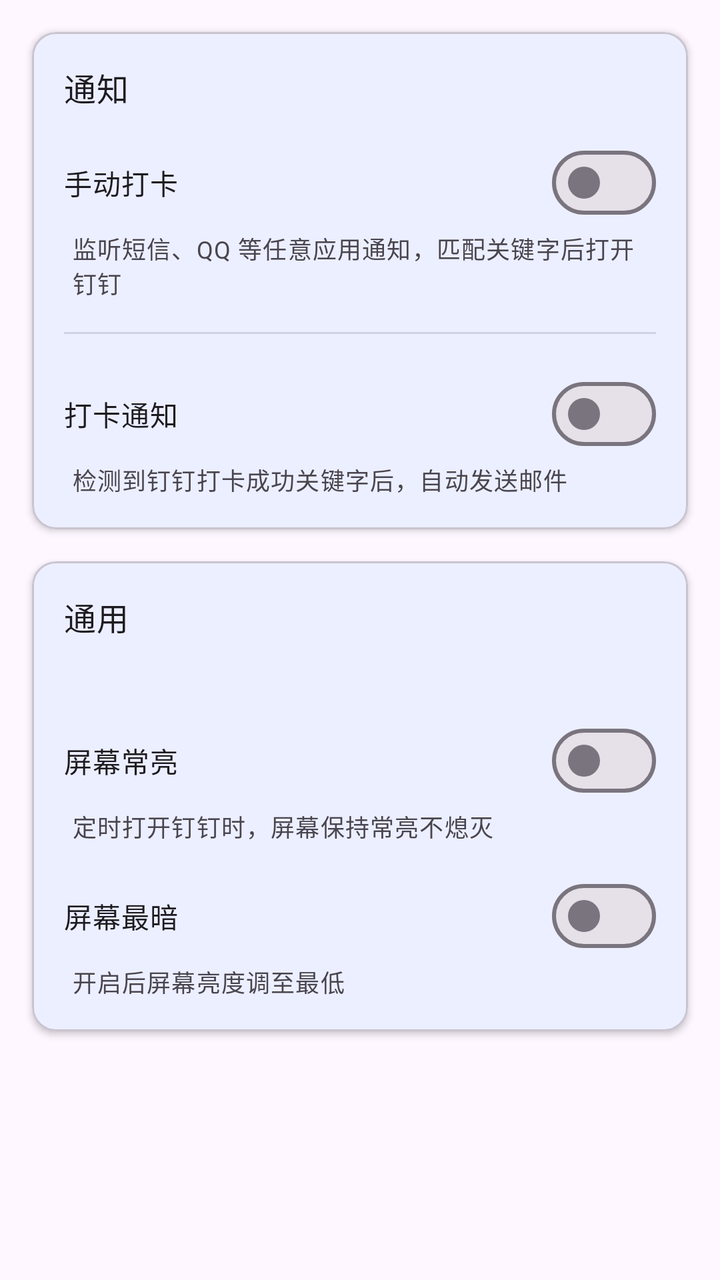
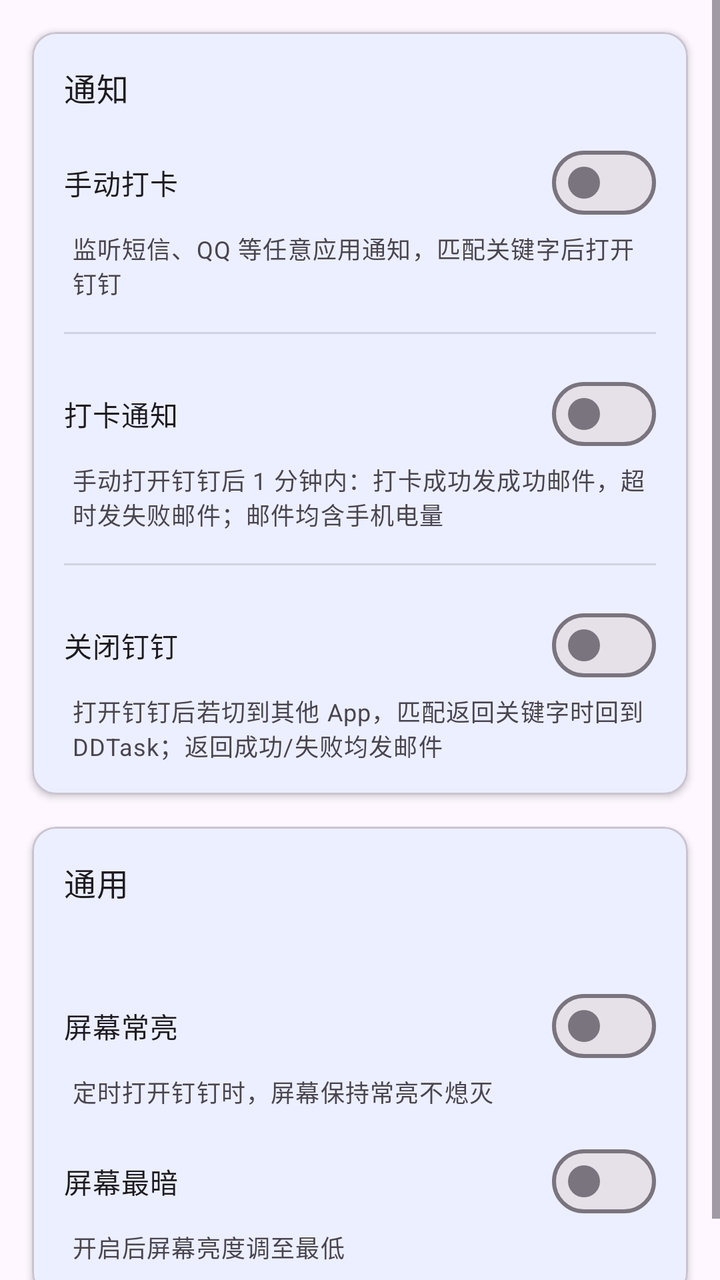

Compare the two renders of this Android layout. The source of the first and the diff that turns it into the second are given below.
<!-- AndroidManifest.xml: application theme Theme.DDTask -->
<!-- res/layout/fragment_notifications.xml -->
<?xml version="1.0" encoding="utf-8"?>
<ScrollView
    xmlns:android="http://schemas.android.com/apk/res/android"
    xmlns:app="http://schemas.android.com/apk/res-auto"
    android:layout_width="match_parent"
    android:layout_height="match_parent"
    android:fillViewport="true">

    <LinearLayout
        android:layout_width="match_parent"
        android:layout_height="wrap_content"
        android:orientation="vertical"
        android:paddingBottom="24dp">

        <com.google.android.material.card.MaterialCardView
            android:layout_width="match_parent"
            android:layout_height="wrap_content"
            android:layout_margin="16dp"
            app:cardElevation="2dp">

            <LinearLayout
                android:layout_width="match_parent"
                android:layout_height="wrap_content"
                android:orientation="vertical"
                android:padding="16dp">

                <TextView
                    android:layout_width="wrap_content"
                    android:layout_height="wrap_content"
                    android:text="@string/notifications_tab_title"
                    android:textAppearance="?attr/textAppearanceTitleMedium" />

                <com.google.android.material.materialswitch.MaterialSwitch
                    android:id="@+id/switch_auto_open_dingtalk"
                    android:layout_width="match_parent"
                    android:layout_height="wrap_content"
                    android:layout_marginTop="12dp"
                    android:text="@string/auto_open_dingtalk_enabled" />

                <TextView
                    android:layout_width="wrap_content"
                    android:layout_height="wrap_content"
                    android:layout_marginStart="4dp"
                    android:text="@string/auto_open_dingtalk_enabled_desc"
                    android:textAppearance="?attr/textAppearanceBodySmall"
                    android:textColor="?android:attr/textColorSecondary" />

                <TextView
                    android:id="@+id/tv_last_open"
                    android:layout_width="match_parent"
                    android:layout_height="wrap_content"
                    android:layout_marginTop="8dp"
                    android:textAppearance="?attr/textAppearanceBodySmall"
                    android:textColor="?android:attr/textColorSecondary"
                    android:visibility="gone" />

                <View
                    android:layout_width="match_parent"
                    android:layout_height="1dp"
                    android:layout_marginVertical="16dp"
                    android:background="?android:attr/listDivider" />

                <com.google.android.material.materialswitch.MaterialSwitch
                    android:id="@+id/switch_email_notify"
                    android:layout_width="match_parent"
                    android:layout_height="wrap_content"
                    android:text="@string/email_notify_enabled" />

                <TextView
                    android:layout_width="wrap_content"
                    android:layout_height="wrap_content"
                    android:layout_marginStart="4dp"
                    android:text="@string/email_notify_enabled_desc"
                    android:textAppearance="?attr/textAppearanceBodySmall"
                    android:textColor="?android:attr/textColorSecondary" />

                <TextView
                    android:id="@+id/tv_last_sent"
                    android:layout_width="match_parent"
                    android:layout_height="wrap_content"
                    android:layout_marginTop="8dp"
                    android:textAppearance="?attr/textAppearanceBodySmall"
                    android:textColor="?android:attr/textColorSecondary"
                    android:visibility="gone" />

            </LinearLayout>

        </com.google.android.material.card.MaterialCardView>

        <com.google.android.material.card.MaterialCardView
            android:layout_width="match_parent"
            android:layout_height="wrap_content"
            android:layout_marginHorizontal="16dp"
            app:cardElevation="2dp">

            <LinearLayout
                android:layout_width="match_parent"
                android:layout_height="wrap_content"
                android:orientation="vertical"
                android:padding="16dp">

                <TextView
                    android:layout_width="wrap_content"
                    android:layout_height="wrap_content"
                    android:text="@string/settings_general_title"
                    android:textAppearance="?attr/textAppearanceTitleMedium" />

                <TextView
                    android:id="@+id/status_dingtalk"
                    android:layout_width="wrap_content"
                    android:layout_height="wrap_content"
                    android:layout_marginTop="8dp"
                    android:textAppearance="?attr/textAppearanceBodySmall" />

                <com.google.android.material.materialswitch.MaterialSwitch
                    android:id="@+id/switch_keep_screen_on"
                    android:layout_width="match_parent"
                    android:layout_height="wrap_content"
                    android:layout_marginTop="12dp"
                    android:text="@string/keep_screen_on" />

                <TextView
                    android:layout_width="wrap_content"
                    android:layout_height="wrap_content"
                    android:layout_marginStart="4dp"
                    android:text="@string/keep_screen_on_desc"
                    android:textAppearance="?attr/textAppearanceBodySmall"
                    android:textColor="?android:attr/textColorSecondary" />

                <com.google.android.material.materialswitch.MaterialSwitch
                    android:id="@+id/switch_dim_screen"
                    android:layout_width="match_parent"
                    android:layout_height="wrap_content"
                    android:layout_marginTop="12dp"
                    android:text="@string/dim_screen" />

                <TextView
                    android:layout_width="wrap_content"
                    android:layout_height="wrap_content"
                    android:layout_marginStart="4dp"
                    android:text="@string/dim_screen_desc"
                    android:textAppearance="?attr/textAppearanceBodySmall"
                    android:textColor="?android:attr/textColorSecondary" />

            </LinearLayout>

        </com.google.android.material.card.MaterialCardView>

    </LinearLayout>

</ScrollView>
<!-- resources referenced by this layout -->
<resources>
  <string name="auto_open_dingtalk_enabled">手动打卡</string>
  <string name="auto_open_dingtalk_enabled_desc">监听短信、QQ 等任意应用通知，匹配关键字后打开钉钉</string>
  <string name="dim_screen">屏幕最暗</string>
  <string name="dim_screen_desc">开启后屏幕亮度调至最低</string>
  <string name="email_notify_enabled">打卡通知</string>
  <string name="email_notify_enabled_desc">检测到钉钉打卡成功关键字后，自动发送邮件</string>
  <string name="keep_screen_on">屏幕常亮</string>
  <string name="keep_screen_on_desc">定时打开钉钉时，屏幕保持常亮不熄灭</string>
  <string name="notifications_tab_title">通知</string>
  <string name="settings_general_title">通用</string>
  <style name="Theme.DDTask" parent="Theme.Material3.Light.NoActionBar">
          <item name="colorPrimary">@color/primary</item>
          <item name="colorPrimaryDark">@color/primary_dark</item>
          <item name="colorSecondary">@color/secondary</item>
      </style>
  <color name="primary">#0089FF</color>
  <color name="primary_dark">#0066CC</color>
  <color name="secondary">#FF6B35</color>
</resources>

<!-- the commit's change to res/layout/fragment_notifications.xml (unified diff, before → after) -->
@@ -83,6 +83,26 @@
                     android:textColor="?android:attr/textColorSecondary"
                     android:visibility="gone" />
 
+                <View
+                    android:layout_width="match_parent"
+                    android:layout_height="1dp"
+                    android:layout_marginVertical="16dp"
+                    android:background="?android:attr/listDivider" />
+
+                <com.google.android.material.materialswitch.MaterialSwitch
+                    android:id="@+id/switch_close_dingtalk"
+                    android:layout_width="match_parent"
+                    android:layout_height="wrap_content"
+                    android:text="@string/close_dingtalk_enabled" />
+
+                <TextView
+                    android:layout_width="wrap_content"
+                    android:layout_height="wrap_content"
+                    android:layout_marginStart="4dp"
+                    android:text="@string/close_dingtalk_enabled_desc"
+                    android:textAppearance="?attr/textAppearanceBodySmall"
+                    android:textColor="?android:attr/textColorSecondary" />
+
             </LinearLayout>
 
         </com.google.android.material.card.MaterialCardView>
<!-- resource entries referenced after the edit -->
@@ -2,10 +2,12 @@
 <resources>
   <string name="auto_open_dingtalk_enabled">手动打卡</string>
   <string name="auto_open_dingtalk_enabled_desc">监听短信、QQ 等任意应用通知，匹配关键字后打开钉钉</string>
+  <string name="close_dingtalk_enabled">关闭钉钉</string>
+  <string name="close_dingtalk_enabled_desc">打开钉钉后若切到其他 App，匹配返回关键字时回到 DDTask；返回成功/失败均发邮件</string>
   <string name="dim_screen">屏幕最暗</string>
   <string name="dim_screen_desc">开启后屏幕亮度调至最低</string>
   <string name="email_notify_enabled">打卡通知</string>
-  <string name="email_notify_enabled_desc">检测到钉钉打卡成功关键字后，自动发送邮件</string>
+  <string name="email_notify_enabled_desc">手动打开钉钉后 1 分钟内：打卡成功发成功邮件，超时发失败邮件；邮件均含手机电量</string>
   <string name="keep_screen_on">屏幕常亮</string>
   <string name="keep_screen_on_desc">定时打开钉钉时，屏幕保持常亮不熄灭</string>
   <string name="notifications_tab_title">通知</string>
